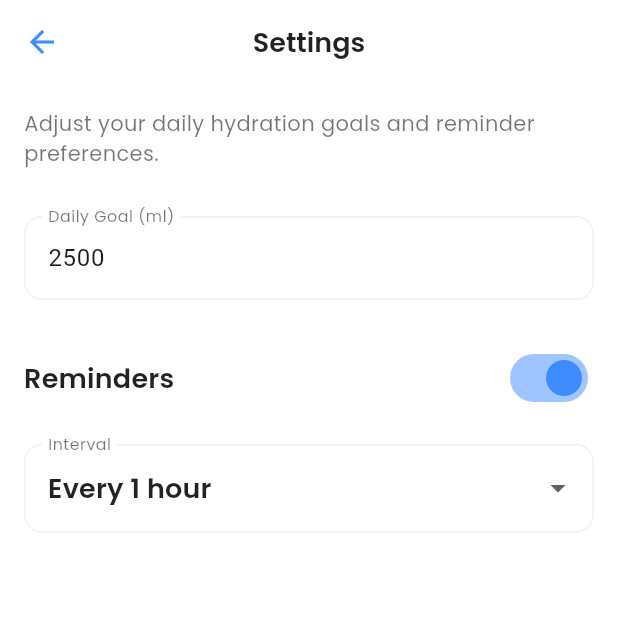
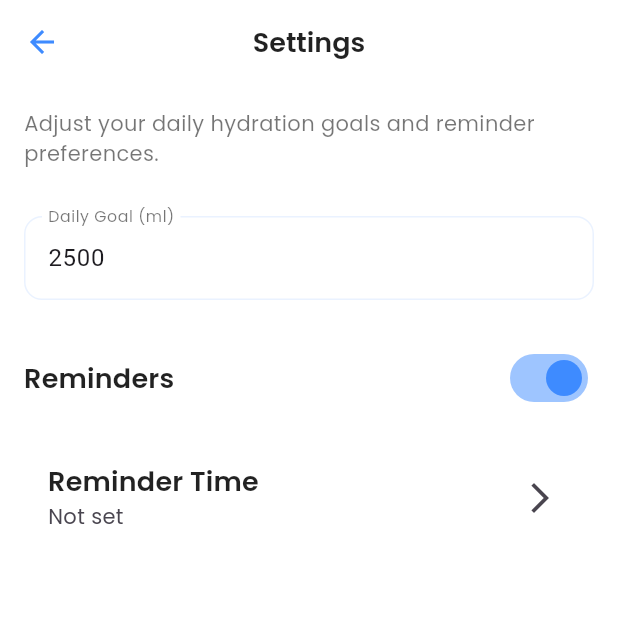
Before and after one commit to butwoo91/water_tracker_mobile, a Flutter app: the SettingsScreen screen opened by its route, after a tap on "Reminders", on a phone screen of 412 x 824 dp, the top half of it. Run offline on Flutter 3.47's test engine with Material 3 defaults, Android fonts, the phone set to English and light mode, and no system bars; our stand-ins replace fl_chart, flutter_local_notifications, google_fonts, percent_indicator, shared_preferences, timezone; accounts and stored records are empty.

Commit message:
first commit

```diff
--- a/lib/history_screen.dart
+++ b/lib/history_screen.dart
@@ -5,8 +5,15 @@ import 'package:provider/provider.dart';
 import 'package:myapp/theme.dart';
 import 'package:myapp/water_provider.dart';
 
-class HistoryScreen extends StatelessWidget {
+class HistoryScreen extends StatefulWidget {
   const HistoryScreen({super.key});
+
+  @override
+  State<HistoryScreen> createState() => _HistoryScreenState();
+}
+
+class _HistoryScreenState extends State<HistoryScreen> {
+  int _selectedDays = 7;
 
   @override
   Widget build(BuildContext context) {
@@ -24,11 +31,13 @@ class HistoryScreen extends StatelessWidget {
                   crossAxisAlignment: CrossAxisAlignment.start,
                   children: [
                     Text(
-                        'Review your water intake over the last week.',
+                        'Review your water intake over the last week or month.',
                         style: Theme.of(context).textTheme.bodyMedium),
                     const SizedBox(height: 24),
+                    _buildDateRangeToggle(),
+                    const SizedBox(height: 32),
                     Expanded(
-                      child: _buildChart(waterProvider, constraints),
+                      child: _buildChart(context, waterProvider, constraints),
                     ),
                   ],
                 ),
@@ -40,14 +49,47 @@ class HistoryScreen extends StatelessWidget {
     );
   }
 
-  Widget _buildChart(WaterProvider waterProvider, BoxConstraints constraints) {
+  Widget _buildDateRangeToggle() {
+    return Row(
+      children: [
+        Expanded(
+          child: TextButton(
+            onPressed: () => setState(() => _selectedDays = 7),
+            style: TextButton.styleFrom(
+              backgroundColor: _selectedDays == 7
+                  ? AppTheme.primaryColor
+                  : AppTheme.secondaryColor,
+              foregroundColor:
+                  _selectedDays == 7 ? Colors.white : AppTheme.primaryColor,
+            ),
+            child: const Text('Last 7 Days'),
+          ),
+        ),
+        const SizedBox(width: 16),
+        Expanded(
+          child: TextButton(
+            onPressed: () => setState(() => _selectedDays = 30),
+            style: TextButton.styleFrom(
+              backgroundColor: _selectedDays == 30
+                  ? AppTheme.primaryColor
+                  : AppTheme.secondaryColor,
+              foregroundColor:
+                  _selectedDays == 30 ? Colors.white : AppTheme.primaryColor,
+            ),
+            child: const Text('Last 30 Days'),
+          ),
+        ),
+      ],
+    );
+  }
+
+  Widget _buildChart(BuildContext context, WaterProvider waterProvider, BoxConstraints constraints) {
     final isSmallScreen = constraints.maxWidth < 600;
     final now = DateTime.now();
     final intakesByDay = <DateTime, int>{};
-    const selectedDays = 7;
 
     final today = DateTime(now.year, now.month, now.day);
-    for (int i = 0; i < selectedDays; i++) {
+    for (int i = 0; i < _selectedDays; i++) {
       final day = today.subtract(Duration(days: i));
       intakesByDay[day] = 0;
     }
@@ -70,7 +112,7 @@ class HistoryScreen extends StatelessWidget {
           BarChartRodData(
             toY: (entry.value.toDouble() / 1000).clamp(0, 3), // Convert to Liters and clamp to 3L
             color: AppTheme.primaryColor,
-            width: isSmallScreen ? 12 : 22,
+            width: _selectedDays == 7 ? (isSmallScreen ? 12 : 22) : (isSmallScreen ? 4 : 8),
             borderRadius: const BorderRadius.all(Radius.circular(6)),
           ),
         ],
@@ -88,7 +130,7 @@ class HistoryScreen extends StatelessWidget {
             sideTitles: SideTitles(
               showTitles: true,
               reservedSize: 30,
-              interval: 1, // Show labels at 0, 1, 2, 3
+              interval: 1,
               getTitlesWidget: (value, meta) {
                 if (value == 0 || value > 3) return Container();
                 return Text('${value.toInt()}L',
@@ -99,13 +141,34 @@ class HistoryScreen extends StatelessWidget {
           bottomTitles: AxisTitles(
             sideTitles: SideTitles(
               showTitles: true,
+              interval: 1000 * 60 * 60 * 24, // Check every day
               getTitlesWidget: (value, meta) {
                 final day = DateTime.fromMillisecondsSinceEpoch(value.toInt());
-                return SideTitleWidget(
-                  axisSide: meta.axisSide,
-                  child: Text(DateFormat.E().format(day), // Show day of the week
-                      style: Theme.of(context).textTheme.bodySmall),
-                );
+
+                if (_selectedDays == 7) {
+                  final text = DateFormat.E().format(day);
+                  return SideTitleWidget(
+                    axisSide: meta.axisSide,
+                    space: 8.0,
+                    child: Text(text, style: Theme.of(context).textTheme.bodySmall),
+                  );
+                }
+
+                if (_selectedDays == 30) {
+                  final index = sortedEntries.indexWhere((entry) => entry.key.millisecondsSinceEpoch == value.toInt());
+                  // Show a label every 8 days to get 4 labels in the 30-day view
+                  if (index != -1 && index % 8 == 0) {
+                     final text = DateFormat.d().format(day);
+                     return SideTitleWidget(
+                       axisSide: meta.axisSide,
+                       space: 8.0,
+                       child: Text(text, style: Theme.of(context).textTheme.bodySmall),
+                     );
+                  }
+                  return const SizedBox.shrink();
+                }
+
+                return const SizedBox.shrink();
               },
             ),
           ),
--- /dev/null
+++ b/lib/notification_service.dart
@@ -0,0 +1,64 @@
+import 'package:flutter_local_notifications/flutter_local_notifications.dart';
+import 'package:timezone/data/latest.dart' as tz;
+import 'package:timezone/timezone.dart' as tz;
+
+class NotificationService {
+  static final NotificationService _notificationService = NotificationService._internal();
+
+  factory NotificationService() {
+    return _notificationService;
+  }
+
+  NotificationService._internal();
+
+  final FlutterLocalNotificationsPlugin flutterLocalNotificationsPlugin = FlutterLocalNotificationsPlugin();
+
+  Future<void> init() async {
+    const AndroidInitializationSettings initializationSettingsAndroid =
+        AndroidInitializationSettings('@mipmap/ic_launcher');
+
+    const DarwinInitializationSettings initializationSettingsIOS =
+        DarwinInitializationSettings(
+      requestSoundPermission: false,
+      requestBadgePermission: false,
+      requestAlertPermission: false,
+    );
+
+    const InitializationSettings initializationSettings =
+        InitializationSettings(
+            android: initializationSettingsAndroid, iOS: initializationSettingsIOS);
+
+    tz.initializeTimeZones();
+
+    await flutterLocalNotificationsPlugin.initialize(initializationSettings);
+  }
+
+  Future<void> scheduleNotification(int hour, int minute) async {
+    await flutterLocalNotificationsPlugin.zonedSchedule(
+        0,
+        'Time to drink water!',
+        'Stay hydrated and keep up with your goals.',
+        _nextInstanceOfTime(hour, minute),
+        const NotificationDetails(
+          android: AndroidNotificationDetails(
+              'water_reminder_channel', 'Water Reminder',
+              channelDescription: 'Notifications to remind you to drink water'),
+        ),
+        androidScheduleMode: AndroidScheduleMode.exactAllowWhileIdle,
+        matchDateTimeComponents: DateTimeComponents.time);
+  }
+
+  tz.TZDateTime _nextInstanceOfTime(int hour, int minute) {
+    final tz.TZDateTime now = tz.TZDateTime.now(tz.local);
+    tz.TZDateTime scheduledDate =
+        tz.TZDateTime(tz.local, now.year, now.month, now.day, hour, minute);
+    if (scheduledDate.isBefore(now)) {
+      scheduledDate = scheduledDate.add(const Duration(days: 1));
+    }
+    return scheduledDate;
+  }
+
+  Future<void> cancelAllNotifications() async {
+    await flutterLocalNotificationsPlugin.cancelAll();
+  }
+}
--- a/lib/settings_screen.dart
+++ b/lib/settings_screen.dart
@@ -12,15 +12,24 @@ class SettingsScreen extends StatefulWidget {
 
 class SettingsScreenState extends State<SettingsScreen> {
   late TextEditingController _goalController;
-  bool _remindersEnabled = false;
-  String _reminderInterval = 'Every 1 hour';
 
   @override
   void initState() {
     super.initState();
     final waterProvider = Provider.of<WaterProvider>(context, listen: false);
-    _goalController =
-        TextEditingController(text: waterProvider.goal.toString());
+    _goalController = TextEditingController(text: waterProvider.goal.toString());
+  }
+
+  Future<void> _selectTime(BuildContext context) async {
+    final waterProvider = Provider.of<WaterProvider>(context, listen: false);
+    final initialTime = waterProvider.reminderTime ?? TimeOfDay.now();
+    final TimeOfDay? picked = await showTimePicker(
+      context: context,
+      initialTime: initialTime,
+    );
+    if (picked != null && picked != waterProvider.reminderTime) {
+      waterProvider.setReminderTime(picked);
+    }
   }
 
   @override
@@ -40,8 +49,9 @@ class SettingsScreenState extends State<SettingsScreen> {
                   crossAxisAlignment: CrossAxisAlignment.start,
                   children: [
                     Text(
-                        'Adjust your daily hydration goals and reminder preferences.',
-                        style: Theme.of(context).textTheme.bodyMedium),
+                      'Adjust your daily hydration goals and reminder preferences.',
+                      style: Theme.of(context).textTheme.bodyMedium,
+                    ),
                     const SizedBox(height: 32),
                     TextField(
                       controller: _goalController,
@@ -62,13 +72,9 @@ class SettingsScreenState extends State<SettingsScreen> {
                     SwitchListTile(
                       title: Text('Reminders',
                           style: Theme.of(context).textTheme.titleMedium),
-                      value: _remindersEnabled,
+                      value: waterProvider.remindersEnabled,
                       onChanged: (bool value) {
-                        setState(() {
-                          _remindersEnabled = value;
-                          waterProvider.setReminder(
-                              value, _getIntervalDuration());
-                        });
+                        waterProvider.setRemindersEnabled(value);
                       },
                       activeThumbColor: AppTheme.primaryColor,
                       contentPadding: EdgeInsets.symmetric(
@@ -76,32 +82,14 @@ class SettingsScreenState extends State<SettingsScreen> {
                       ),
                     ),
                     const SizedBox(height: 16),
-                    if (_remindersEnabled)
-                      DropdownButtonFormField<String>(
-                        initialValue: _reminderInterval,
-                        decoration: InputDecoration(
-                          labelText: 'Interval',
-                          border: OutlineInputBorder(
-                              borderRadius: BorderRadius.circular(12)),
-                        ),
-                        items: <String>[
-                          'Every 30 minutes',
-                          'Every 1 hour',
-                          'Every 1.5 hours',
-                          'Every 2 hours'
-                        ].map<DropdownMenuItem<String>>((String value) {
-                          return DropdownMenuItem<String>(
-                            value: value,
-                            child: Text(value),
-                          );
-                        }).toList(),
-                        onChanged: (String? newValue) {
-                          setState(() {
-                            _reminderInterval = newValue!;
-                            waterProvider.setReminder(
-                                _remindersEnabled, _getIntervalDuration());
-                          });
-                        },
+                    if (waterProvider.remindersEnabled)
+                      ListTile(
+                        title: Text('Reminder Time',
+                            style: Theme.of(context).textTheme.titleMedium),
+                        subtitle: Text(waterProvider.reminderTime?.format(context) ??
+                            'Not set'),
+                        trailing: const Icon(Icons.arrow_forward_ios),
+                        onTap: () => _selectTime(context),
                       ),
                   ],
                 );
@@ -112,19 +100,4 @@ class SettingsScreenState extends State<SettingsScreen> {
       ),
     );
   }
-
-  Duration _getIntervalDuration() {
-    switch (_reminderInterval) {
-      case 'Every 30 minutes':
-        return const Duration(minutes: 30);
-      case 'Every 1 hour':
-        return const Duration(hours: 1);
-      case 'Every 1.5 hours':
-        return const Duration(minutes: 90);
-      case 'Every 2 hours':
-        return const Duration(hours: 2);
-      default:
-        return const Duration(hours: 1);
-    }
-  }
 }
--- a/lib/water_provider.dart
+++ b/lib/water_provider.dart
@@ -1,8 +1,8 @@
 import 'dart:async';
 import 'dart:convert';
-import 'dart:developer' as developer;
 import 'package:flutter/material.dart';
 import 'package:shared_preferences/shared_preferences.dart';
+import 'package:myapp/notification_service.dart';
 
 class WaterIntake {
   final DateTime date;
@@ -24,10 +24,13 @@ class WaterIntake {
 class WaterProvider with ChangeNotifier {
   int _goal = 2500;
   List<WaterIntake> _intakes = [];
-  Timer? _reminderTimer;
+  bool _remindersEnabled = false;
+  TimeOfDay? _reminderTime;
 
   int get goal => _goal;
   List<WaterIntake> get intakes => _intakes;
+  bool get remindersEnabled => _remindersEnabled;
+  TimeOfDay? get reminderTime => _reminderTime;
 
   int get todayIntake {
     final now = DateTime.now();
@@ -57,6 +60,26 @@ class WaterProvider with ChangeNotifier {
     notifyListeners();
   }
 
+  void setRemindersEnabled(bool enabled) {
+    _remindersEnabled = enabled;
+    if (enabled && _reminderTime != null) {
+      NotificationService().scheduleNotification(_reminderTime!.hour, _reminderTime!.minute);
+    } else {
+      NotificationService().cancelAllNotifications();
+    }
+    _saveData();
+    notifyListeners();
+  }
+
+  void setReminderTime(TimeOfDay time) {
+    _reminderTime = time;
+    if (_remindersEnabled) {
+      NotificationService().scheduleNotification(time.hour, time.minute);
+    }
+    _saveData();
+    notifyListeners();
+  }
+
   Future<void> _loadData() async {
     final prefs = await SharedPreferences.getInstance();
     _goal = prefs.getInt('goal') ?? 2500;
@@ -64,6 +87,12 @@ class WaterProvider with ChangeNotifier {
     _intakes = intakesJson
         .map((json) => WaterIntake.fromJson(jsonDecode(json)))
         .toList();
+    _remindersEnabled = prefs.getBool('remindersEnabled') ?? false;
+    final reminderHour = prefs.getInt('reminderHour');
+    final reminderMinute = prefs.getInt('reminderMinute');
+    if (reminderHour != null && reminderMinute != null) {
+      _reminderTime = TimeOfDay(hour: reminderHour, minute: reminderMinute);
+    }
     notifyListeners();
   }
 
@@ -73,16 +102,10 @@ class WaterProvider with ChangeNotifier {
     final intakesJson =
         _intakes.map((intake) => jsonEncode(intake.toJson())).toList();
     await prefs.setStringList('intakes', intakesJson);
-  }
-
-  void setReminder(bool enabled, Duration interval) {
-    if (enabled) {
-      _reminderTimer = Timer.periodic(interval, (timer) {
-        // In a real app, this would show a notification.
-        developer.log("Time to drink water!", name: 'myapp.water_provider');
-      });
-    } else {
-      _reminderTimer?.cancel();
+    await prefs.setBool('remindersEnabled', _remindersEnabled);
+    if (_reminderTime != null) {
+      await prefs.setInt('reminderHour', _reminderTime!.hour);
+      await prefs.setInt('reminderMinute', _reminderTime!.minute);
     }
   }
 }
--- a/pubspec.yaml
+++ b/pubspec.yaml
@@ -16,6 +16,8 @@ dependencies:
   intl: ^0.18.1
   percent_indicator: ^4.2.3
   google_fonts: ^6.2.1
+  flutter_local_notifications: ^19.5.0
+  timezone: ^0.10.1
 
 dev_dependencies:
   flutter_test:
```
Also changed, not shown: lib/home_screen.dart (+1 -11 lines), lib/main.dart (+5 -2 lines), pubspec.lock.
